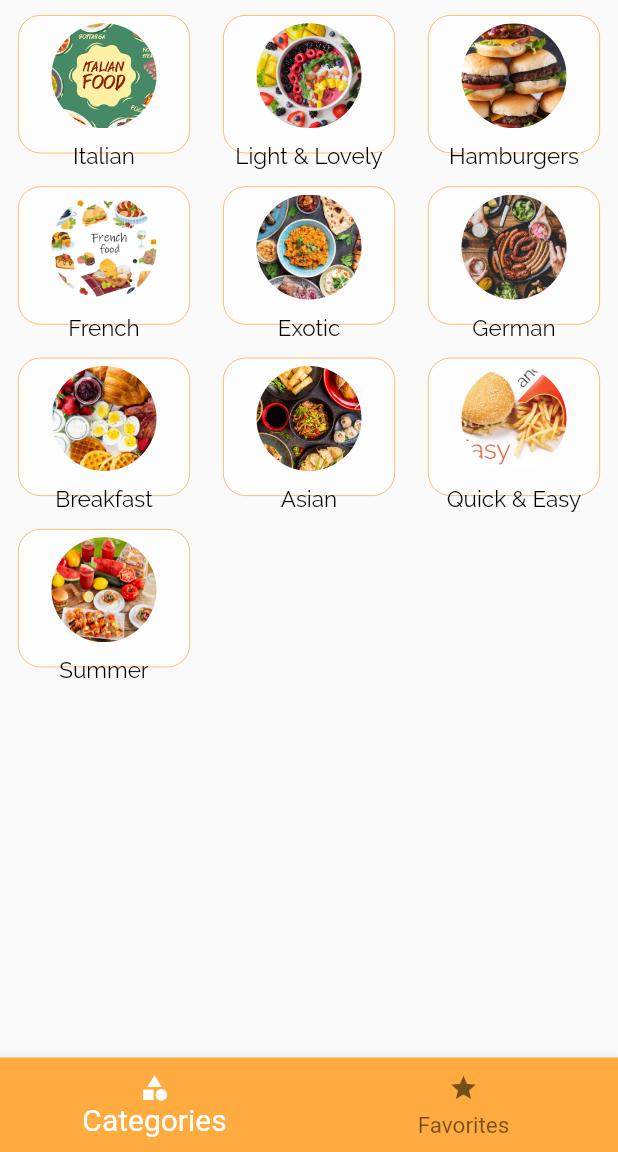
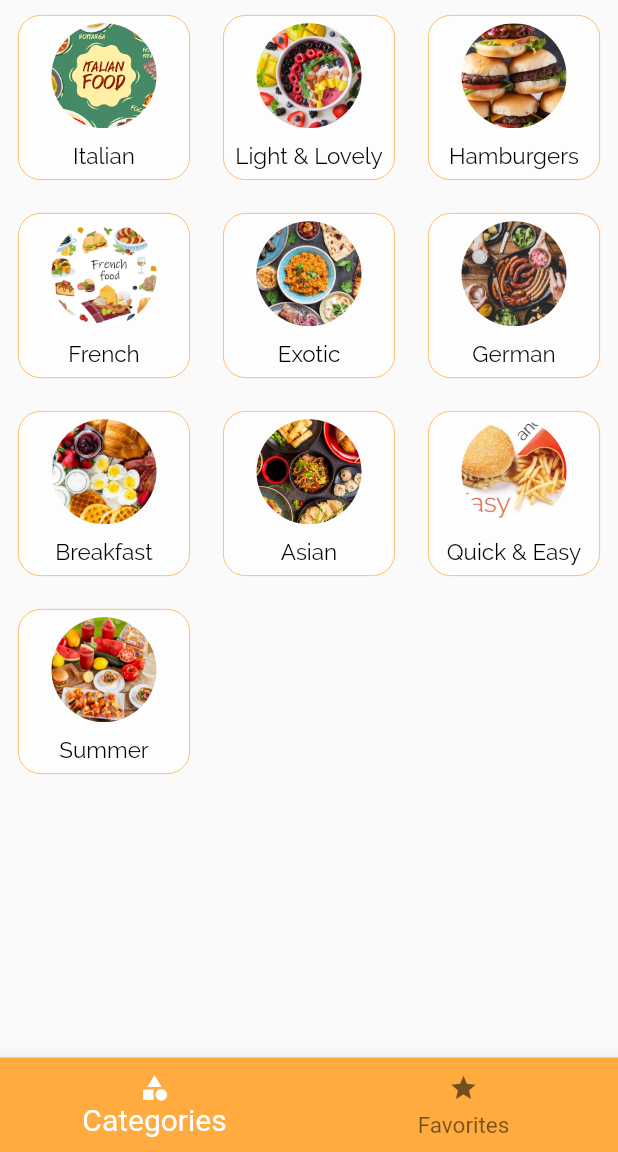
Before and after one commit to SalmaNada5/Meal_appl, a Flutter app: the screen it shows after launch, on a phone screen of 412 x 824 dp, the part 84-1236 px from its top. Run offline on Flutter 3.47's test engine with Material 2 defaults, Android fonts, the phone set to English and light mode, and no system bars.

Commit message:
new mainAxisExtent value

```diff
--- a/lib/screens/categories_screen.dart
+++ b/lib/screens/categories_screen.dart
@@ -30,7 +30,8 @@ class CategoriesScreen extends StatelessWidget {
           child: GridView(
             gridDelegate: const SliverGridDelegateWithMaxCrossAxisExtent(
               maxCrossAxisExtent: 200,
-              childAspectRatio: 1.2,
+              mainAxisExtent: 130,
+              childAspectRatio: 1.5,
               crossAxisSpacing: 2,
               mainAxisSpacing: 2,
             ),
```
